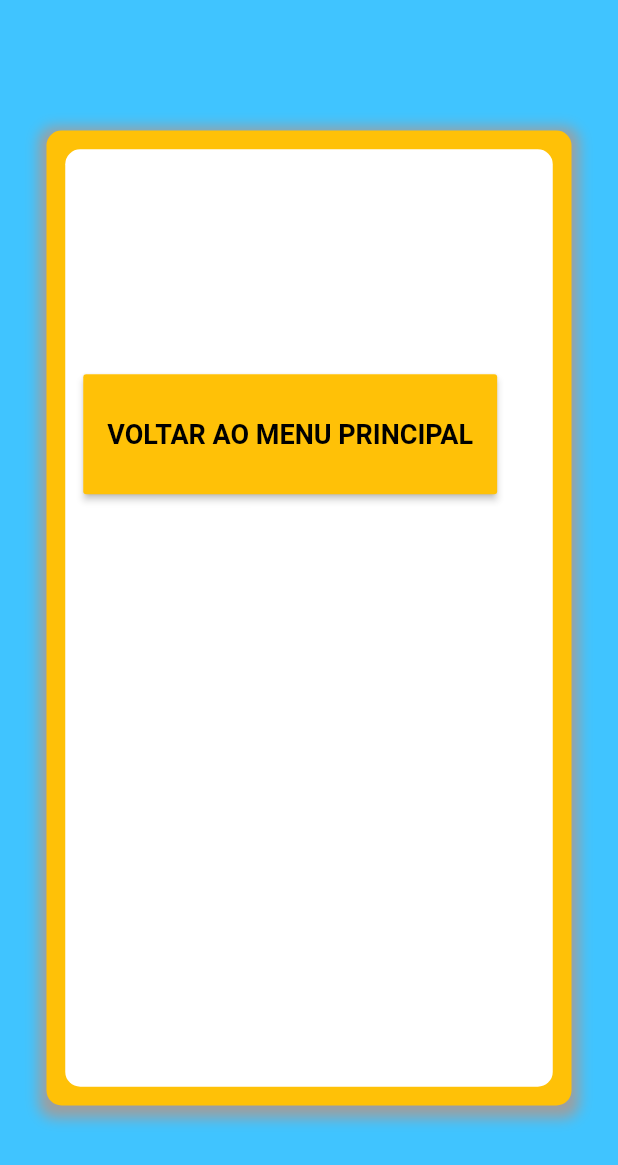
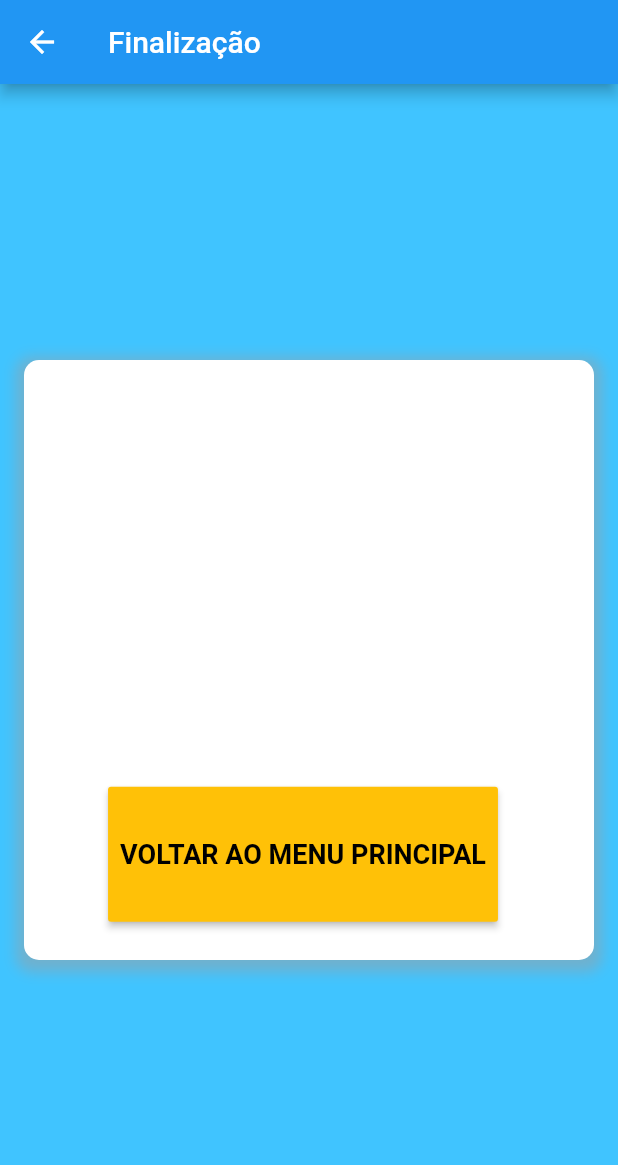
Before and after one commit to rafaeluis1/SalveTempo-FrontEnd, a Flutter app: the EndConsulta screen opened directly with empty values, on a phone screen of 412 x 824 dp. Shown: the top 1165 px of the screen. Run offline on Flutter 3.47's test engine with Material 2 defaults, Android fonts, the phone set to English and light mode, and no system bars; our stand-ins replace date_format, diacritic, shared_preferences; missing offline and left inert: dart:ffi; accounts and stored records are empty.

Commit message:
Melhorando o design de algumas telas

```diff
--- a/lib/screens/anamnese.dart
+++ b/lib/screens/anamnese.dart
@@ -87,6 +87,9 @@ class _AnamneseState extends State<Anamnese> {
     return WillPopScope(
       onWillPop: _onWillPop,
       child: Scaffold(
+        appBar: AppBar(
+          title: Text("Apontamento de Sintomas"),
+        ),
         body: Container(
           width: double.maxFinite,
           height: double.maxFinite,
--- a/lib/screens/chooseMedic.dart
+++ b/lib/screens/chooseMedic.dart
@@ -26,6 +26,9 @@ class _ChooseMedicState extends State<ChooseMedic> {
         medicoService.getMedicosByPeriodo(medicos, this.timeKey);
 
     return Scaffold(
+      appBar: AppBar(
+        title: Text("Selecione o Médico"),
+      ),
       body: Container(
         width: double.maxFinite,
         height: double.maxFinite,
--- a/lib/screens/chooseTime.dart
+++ b/lib/screens/chooseTime.dart
@@ -38,6 +38,9 @@ class _ChooseTimeState extends State<ChooseTime> {
     return WillPopScope(
       onWillPop: _onWillPop,
       child: Scaffold(
+        appBar: AppBar(
+          title: Text("Selecione o Período"),
+        ),
         body: Container(
           width: double.maxFinite,
           height: double.maxFinite,
@@ -73,20 +76,23 @@ class _ChooseTimeState extends State<ChooseTime> {
                             });
                           },
                           child: Container(
-                            height: 500,
+                            height: 630,
                             width: 400,
-                            color: Colors.brown,
+                            color: Colors.white,
                             child: ListView(
                                 shrinkWrap: true, //just set this property
                                 padding: const EdgeInsets.all(8.0),
                                 children: <Widget>[
+                                  SizedBox(
+                                    height: 60,
+                                  ),
                                   timeCard(context, "Manhã"),
                                   SizedBox(
-                                    height: 10,
+                                    height: 60,
                                   ),
                                   timeCard(context, "Tarde"),
                                   SizedBox(
-                                    height: 10,
+                                    height: 60,
                                   ),
                                   timeCard(context, "Noite"),
                                   SizedBox(
@@ -100,7 +106,7 @@ class _ChooseTimeState extends State<ChooseTime> {
                     Container(
                       height: 100,
                       width: 100,
-                      color: Colors.black,
+                      color: Colors.white,
                     ),
                   ],
                 ),
--- a/lib/screens/end_consulta.dart
+++ b/lib/screens/end_consulta.dart
@@ -1,4 +1,5 @@
 import 'package:flutter/material.dart';
+import 'package:salvetempo/screens/userpanel.dart';
 
 class EndConsulta extends StatefulWidget {
   final String endingTxt;
@@ -17,60 +18,48 @@ class _EndConsultaState extends State<EndConsulta> {
   @override
   Widget build(BuildContext context) {
     return Scaffold(
+      appBar: AppBar(
+        title: Text("Finalização"),
+      ),
       body: Container(
         width: double.maxFinite,
         height: double.maxFinite,
-        child: Container(
+        child: Stack(
+          children: <Widget>[
+            Container(
               color: Colors.lightBlueAccent,
-          child: Center(
-            child: Container(
-              height: 650,
-              width: 350,
+            ),
+            Center(
+              child: Stack(
+                children: <Widget>[
+                  Container(
+                    height: 400,
+                    width: 380,
                     decoration: BoxDecoration(
-                color: Colors.amber,
-                borderRadius: BorderRadius.all(
-                  Radius.circular(10),
-                ),
+                      color: Colors.white,
+                      borderRadius: BorderRadius.only(
+                          topLeft: Radius.circular(10),
+                          topRight: Radius.circular(10),
+                          bottomLeft: Radius.circular(10),
+                          bottomRight: Radius.circular(10)),
                       boxShadow: [
                         BoxShadow(
-                    color: Colors.grey.withOpacity(1),
+                          color: Colors.grey.withOpacity(0.5),
                           spreadRadius: 5,
                           blurRadius: 7,
                           offset: Offset(0, 3), // changes position of shadow
                         ),
                       ],
                     ),
-              child: Center(
-                child: Container(
-                  height: 625,
-                  width: 325,
-                  decoration: BoxDecoration(
-                    color: Colors.white,
-                    borderRadius: BorderRadius.all(
-                      Radius.circular(10),
-                    ),
-                  ),
-                  child: Stack(
+                    child: Align(
+                      alignment: Alignment.bottomLeft,
+                      child: ButtonBar(
+                        buttonMinWidth: 100,
+                        alignment: MainAxisAlignment.center,
                         children: <Widget>[
-                      Positioned(
-                        top: 15,
-                        left: 10,
-                        width: 300,
-                        child: Text(
-                          endingTxt,
-                          style: TextStyle(
-                            fontSize: 20,
-                            color: Colors.black,
-                            fontWeight: FontWeight.bold,
-                          ),
-                        ),
-                      ),
-                      Positioned(
-                        top: 150,
-                        left: 12,
-                        child: MaterialButton(
+                          MaterialButton(
                             minWidth: 95,
-                          height: 80,
+                            height: 90,
                             color: Colors.amber,
                             child: Text(
                               "Voltar ao menu principal".toUpperCase(),
@@ -81,17 +70,36 @@ class _EndConsultaState extends State<EndConsulta> {
                               ),
                             ),
                             onPressed: () {
-                            Navigator.of(context)
-                                .popUntil((route) => route.isFirst);
+                              Navigator.pushReplacement(
+                                  context,
+                                  MaterialPageRoute(
+                                      builder: (context) => UserPanel()));
                             },
                           ),
+                          SizedBox(
+                            height: 125,
                           )
                         ],
                       ),
                     ),
                   ),
+                ],
               ),
             ),
+            Positioned(
+              top: 200,
+              left: 25,
+              width: 360,
+              child: Text(
+                endingTxt,
+                style: TextStyle(
+                  color: Colors.black54,
+                  fontWeight: FontWeight.w500,
+                  fontSize: 30,
+                ),
+              ),
+            ),
+          ],
         ),
       ),
     );
--- a/lib/screens/userpanel.dart
+++ b/lib/screens/userpanel.dart
@@ -8,6 +8,7 @@ import 'package:shared_preferences/shared_preferences.dart';
 import 'package:salvetempo/service/pacienteService.dart';
 import 'package:salvetempo/service/sintomaService.dart';
 import 'package:salvetempo/service/login.dart';
+import 'dart:convert';
 
 class UserPanel extends StatefulWidget {
   @override
@@ -91,7 +92,8 @@ class _UserPanelState extends State<UserPanel> {
                   builder: (context, snapshot) {
                     if (snapshot.hasData) {
                       return Text(
-                        "Olá, " + snapshot.data.nome,
+                        "Olá, " +
+                            utf8.decode(snapshot.data.nome.runes.toList()),
                         style: TextStyle(
                           color: Colors.blueAccent,
                           fontWeight: FontWeight.w500,
```
Lines whose indentation alone changed are shown as unchanged.
